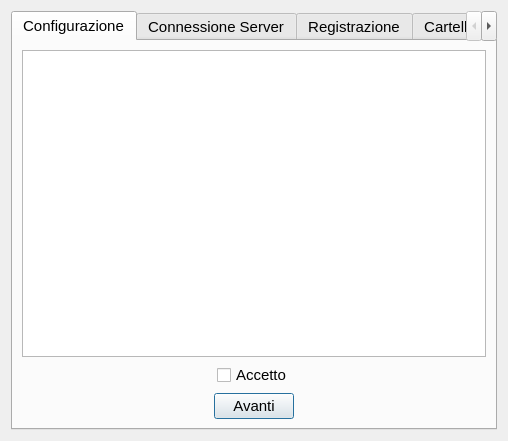
This is KCloud/GraphicClient/FirstConfigForm.ui in milazzo-g/KCloud as Qt 5 draws it before an edit. The edited form follows.
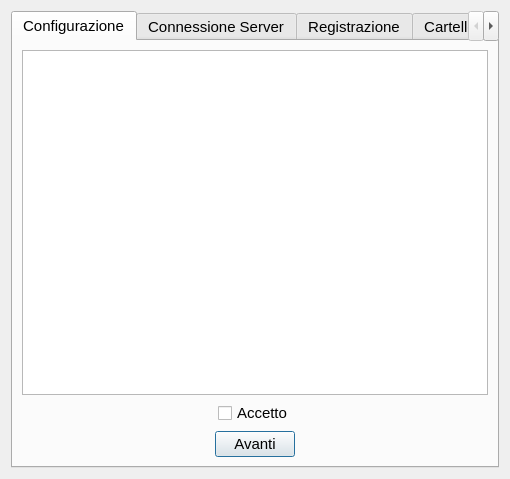
This is the edited form.

Diff of the .ui file:
```diff
--- a/KCloud/GraphicClient/FirstConfigForm.ui
+++ b/KCloud/GraphicClient/FirstConfigForm.ui
@@ -6,8 +6,8 @@
    <rect>
     <x>0</x>
     <y>0</y>
-    <width>508</width>
-    <height>441</height>
+    <width>510</width>
+    <height>479</height>
    </rect>
   </property>
   <property name="windowTitle">
```
